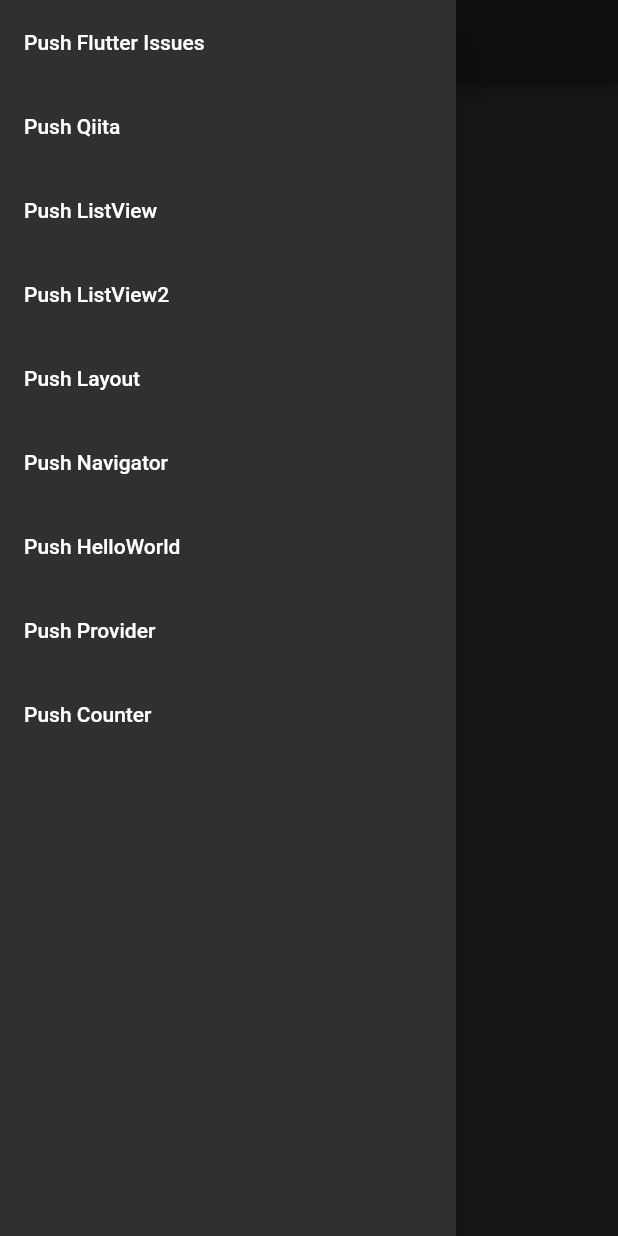
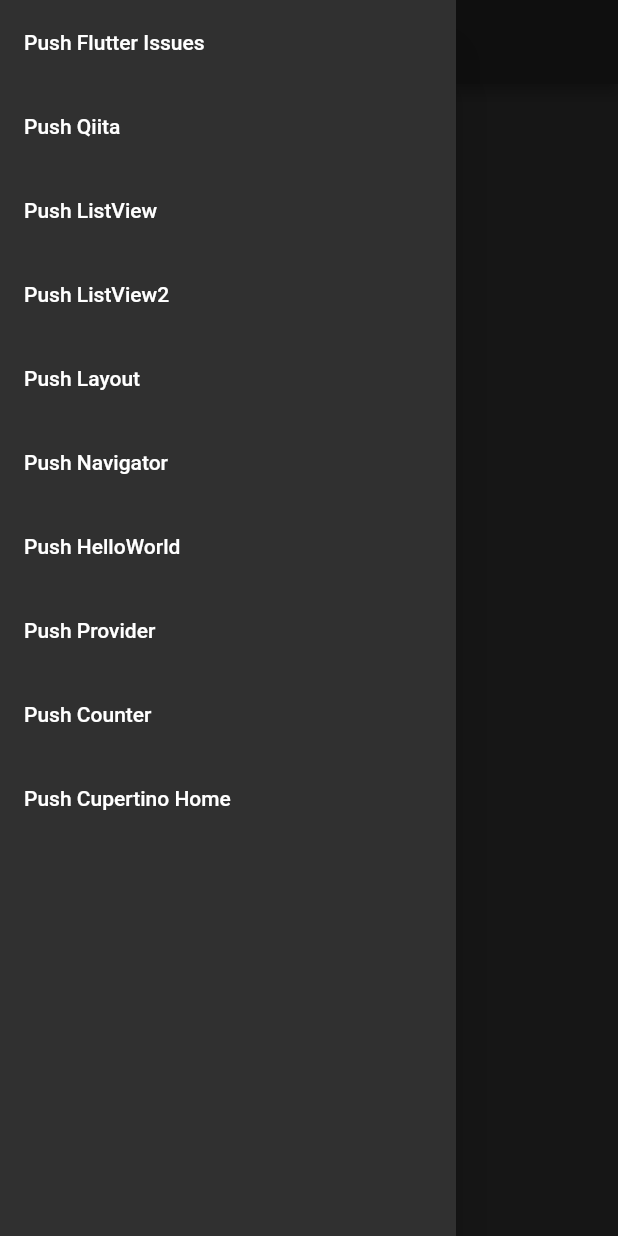
Before and after one commit to hiroyuki12/flutter_my_app, a Flutter app: the Setting screen opened by its route, with the side drawer open, on a phone screen of 412 x 824 dp. Run offline on Flutter 3.47's test engine with Material 2 defaults, Android fonts, the phone set to English and light mode, and no system bars; our stand-ins replace device_info.

```diff
--- a/lib/main.dart
+++ b/lib/main.dart
@@ -46,8 +46,10 @@ class MyApp extends StatelessWidget {
         '/counter': (context) => Counter(),
         '/cupertino': (context) => CupertinoScreen(),
         '/cupertinoTabBar': (context) => CupertinoTabBarScreen(),
+        '/home': (context) => MyHome(),
       },
-      home: MyHomePage(title: 'main'),
+      //home: MyHomePage(title: 'main'),  //BottomNavigationBar
+      home: MyHome(),                     //CupertinoTabBar (Bottom)
     );
   }
 }
--- a/lib/pages/HelloWorld.dart
+++ b/lib/pages/HelloWorld.dart
@@ -16,7 +16,7 @@ class _State extends State<HelloWorld> {
         backgroundColor: const Color(0xff333333),
       ),
       child: Center(
-        child: Text("Hello World!"),
+        child: Text("Hello World2!"),
       ),
     );
   }
--- a/lib/pages/HomeScreen.dart
+++ b/lib/pages/HomeScreen.dart
@@ -1,7 +1,6 @@
 import 'package:flutter/cupertino.dart';
-import 'package:flutter_my_app/pages/GridViewScreen.dart';
+import 'package:flutter_my_app/main.dart';
 import 'package:flutter_my_app/pages/SettingScreen.dart';
-
 import 'HelloWorld.dart';
 
 class MyHome extends StatefulWidget {
@@ -27,14 +26,16 @@ class _State extends State<MyHome> {
           ),
           BottomNavigationBarItem(
             icon: Icon(CupertinoIcons.refresh),
-            title: Text('GridView'),
+            title: Text('Home'),
           ),
         ]
       ),
       tabBuilder: (context, i) {
         if(i==0)  return HelloWorld();
         else if(i==1)  return Setting();
-        else  return MyGridView();
+        //else  return MyGridView();
+        else  return MyHomePage();
+
         // return CupertinoTabView(
         //   builder: (context) {
         //     return _buildCupertinoTabView(context, i);
@@ -70,6 +71,7 @@ Widget _buildCupertinoTabView(BuildContext context, int i) => CupertinoPageScaff
   ),
 );
 
+/*
 class DetailScreen extends StatefulWidget {
   const DetailScreen(this.topic);
   final String topic;
@@ -136,3 +138,4 @@ class DetailScreenState extends State<DetailScreen> {
     );
   }
 }
+*/
--- a/lib/pages/SettingScreen.dart
+++ b/lib/pages/SettingScreen.dart
@@ -138,13 +138,13 @@ class _State extends State<Setting> {
                 setState(() => Navigator.pushNamed(context, '/counter'));
               },
             ),
-            // ListTile(
-            //   title: Text('Push Cupertino'),
-            //   onTap: () {
-            //     Navigator.pop(context);
-            //     setState(() => Navigator.pushNamed(context, '/cupertino'));
-            //   },
-            // ),
+            ListTile(
+              title: Text('Push Cupertino Home'),
+              onTap: () {
+                Navigator.pop(context);
+                setState(() => Navigator.pushNamed(context, '/home'));
+              },
+            ),
           ],
         ),
       ),
```
